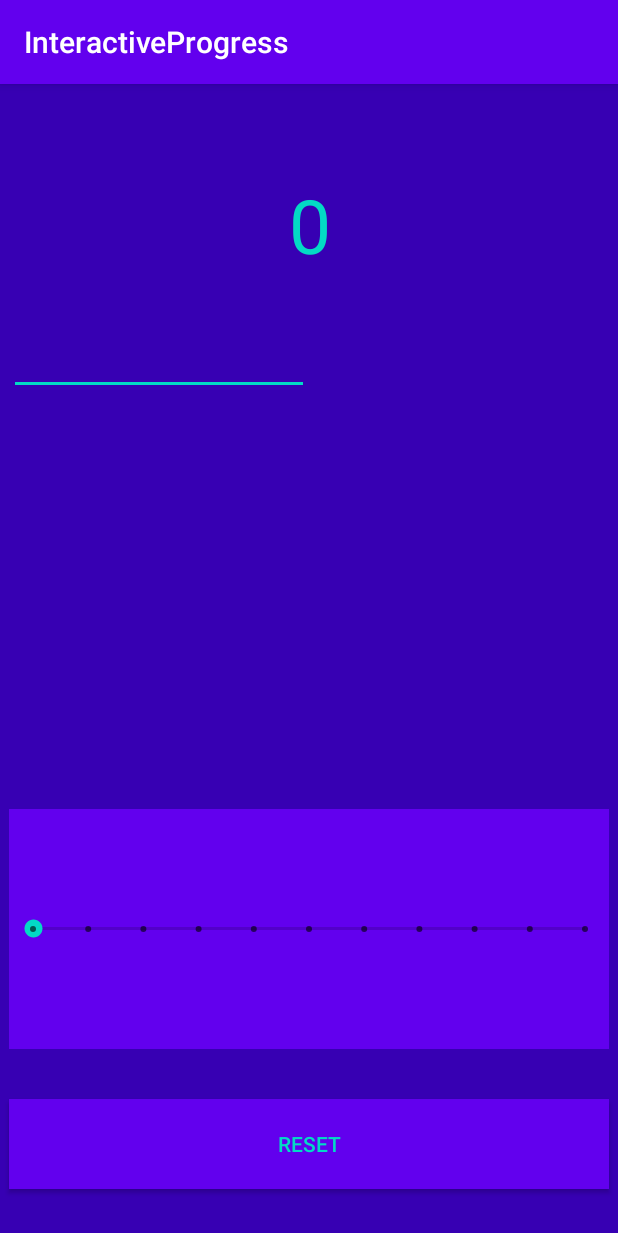
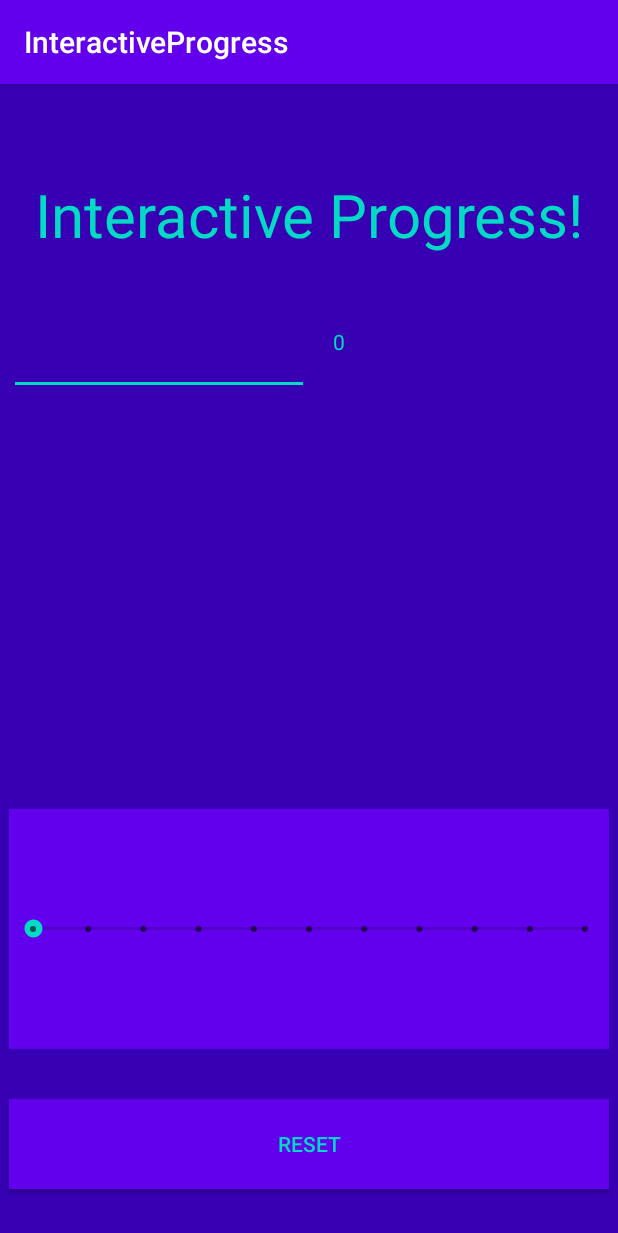
Before and after one commit to maxwellpark/interactive-progress, an Android app: the screen it shows after launch (MainActivity), after a tap on "RESET", on a phone screen of 412 x 824 dp. Shown: the top 1233 px of the screen. Run offline under Robolectric (Android 15) with nearby library versions, the phone set to English and light mode, and no system bars.

```diff
--- a/app/src/main/java/com/example/interactiveprogress/MainActivity.kt
+++ b/app/src/main/java/com/example/interactiveprogress/MainActivity.kt
@@ -3,6 +3,7 @@ package com.example.interactiveprogress
 import android.os.Build
 import androidx.appcompat.app.AppCompatActivity
 import android.os.Bundle
+import android.view.View
 import android.widget.SeekBar
 import androidx.annotation.RequiresApi
 import kotlinx.android.synthetic.main.activity_main.*
@@ -12,14 +13,14 @@ class MainActivity : AppCompatActivity() {
         super.onCreate(savedInstanceState)
         setContentView(R.layout.activity_main)
 
-        val initialTextViewTranslationY = header_text.translationY
+        val initialTextViewTranslationY = progress_text.translationY
 
         // Add onchange listener that updates text based on progress value
         progress_bar.setOnSeekBarChangeListener(object: SeekBar.OnSeekBarChangeListener {
             @RequiresApi(Build.VERSION_CODES.HONEYCOMB_MR1)
             override fun onProgressChanged(p0: SeekBar?, progress: Int, p2: Boolean) {
                 // Text displays value proportional to progress
-                header_text.text = progress.toString()
+                progress_text.text = progress.toString()
 
                 // Get animationStep dimensions from resources folder
                 // animationStep is resolution-independent
@@ -40,12 +41,14 @@ class MainActivity : AppCompatActivity() {
 
         })
 
+        task_input.setOnFocusChangeListener { view, b -> println("OnFocusChange") }
+
         // Pass in a lambda fn
         reset_button.setOnClickListener { v ->
             progress_bar.progress = 0
 
             // Move text back to original position and rotate it on the way
-            header_text.animate().setDuration(500).rotationBy(360f).
+            progress_text.animate().setDuration(500).rotationBy(360f).
                 translationY(initialTextViewTranslationY)
         }
 
--- a/app/src/main/res/layout/activity_main.xml
+++ b/app/src/main/res/layout/activity_main.xml
@@ -10,12 +10,12 @@
 
     <TextView
         android:id="@+id/header_text"
-        android:layout_width="500dp"
+        android:layout_width="400dp"
         android:layout_height="80dp"
         android:contentDescription="App Title"
         android:text="Interactive Progress!"
         android:textAlignment="center"
-        android:textSize="50dp"
+        android:textSize="40dp"
         android:textColor="@color/colorAccent"
         app:layout_constraintBottom_toBottomOf="parent"
         app:layout_constraintHorizontal_bias="0.501"
@@ -37,7 +37,7 @@
         app:layout_constraintTop_toBottomOf="@+id/header_text">
 
         <EditText
-            android:id="@+id/editText"
+            android:id="@+id/task_input"
             android:inputType="text"
             android:layout_width="200dp"
             android:layout_height="wrap_content"
@@ -46,10 +46,12 @@
             app:layout_constraintTop_toTopOf="parent" />
 
         <TextView
+            android:id="@+id/progress_text"
             android:layout_width="180dp"
             android:layout_height="42dp"
             android:layout_marginEnd="4dp"
             android:layout_marginRight="4dp"
+            android:textColor="@color/colorAccent"
             app:layout_constraintEnd_toEndOf="parent"
             app:layout_constraintTop_toTopOf="parent" />
 
```
